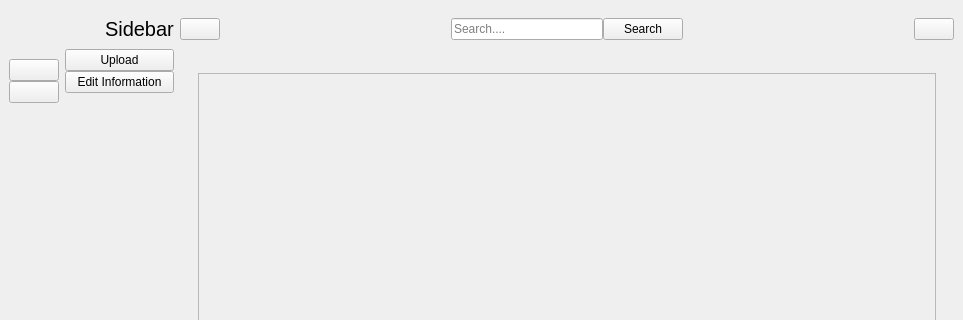
Before: the Qt Designer form base_ui.ui in KakashiJiyayou/test3_adding_UI_for_future_functional, drawn with Qt 5; both pictures show x 0 to 963 and y 0 to 320 of the 963 by 676 pixel window.
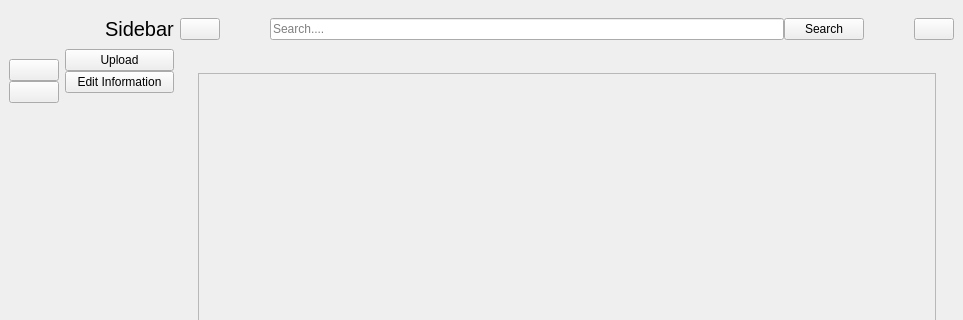
After: the same form once the commit is applied. The open tabs and pages were chosen to show the change. Icons and pictures are not drawn.

```diff
--- a/base_ui.ui
+++ b/base_ui.ui
@@ -390,9 +390,12 @@
               <property name="orientation">
                <enum>Qt::Horizontal</enum>
               </property>
+              <property name="sizeType">
+               <enum>QSizePolicy::Fixed</enum>
+              </property>
               <property name="sizeHint" stdset="0">
                <size>
-                <width>216</width>
+                <width>50</width>
                 <height>20</height>
                </size>
               </property>
@@ -402,6 +405,18 @@
              <layout class="QHBoxLayout" name="horizontalLayout">
               <item>
                <widget class="QLineEdit" name="search_input">
+                <property name="minimumSize">
+                 <size>
+                  <width>300</width>
+                  <height>0</height>
+                 </size>
+                </property>
+                <property name="maximumSize">
+                 <size>
+                  <width>99999</width>
+                  <height>16777215</height>
+                 </size>
+                </property>
                 <property name="placeholderText">
                  <string>Search....</string>
                 </property>
@@ -434,9 +449,12 @@
               <property name="orientation">
                <enum>Qt::Horizontal</enum>
               </property>
+              <property name="sizeType">
+               <enum>QSizePolicy::Fixed</enum>
+              </property>
               <property name="sizeHint" stdset="0">
                <size>
-                <width>216</width>
+                <width>50</width>
                 <height>20</height>
                </size>
               </property>
```
Left out of the diff: 4 changed lines with no effect on the pictures.
